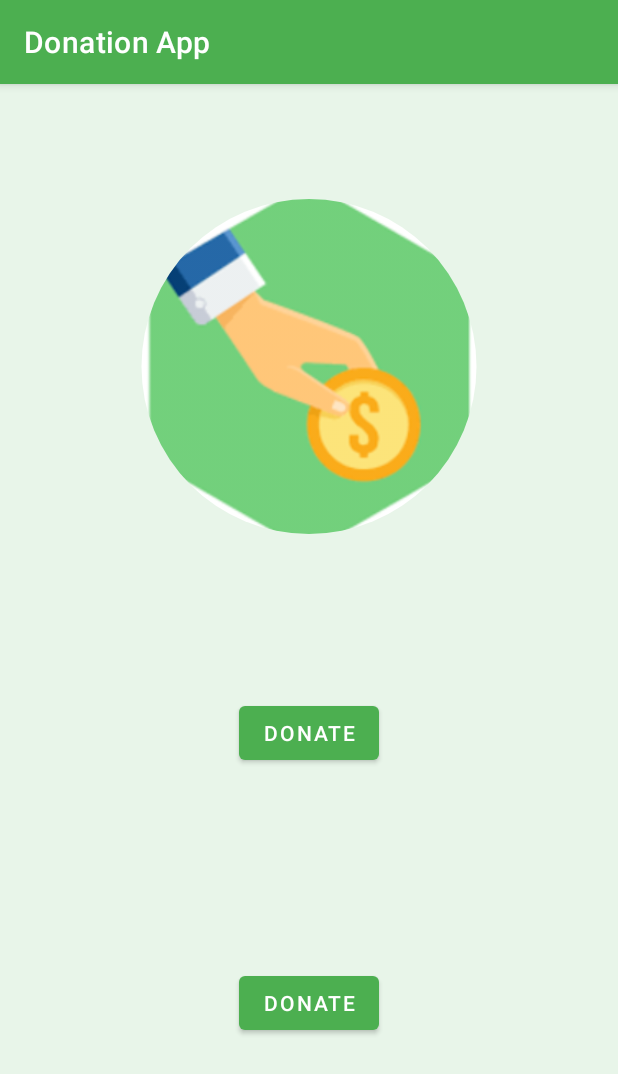
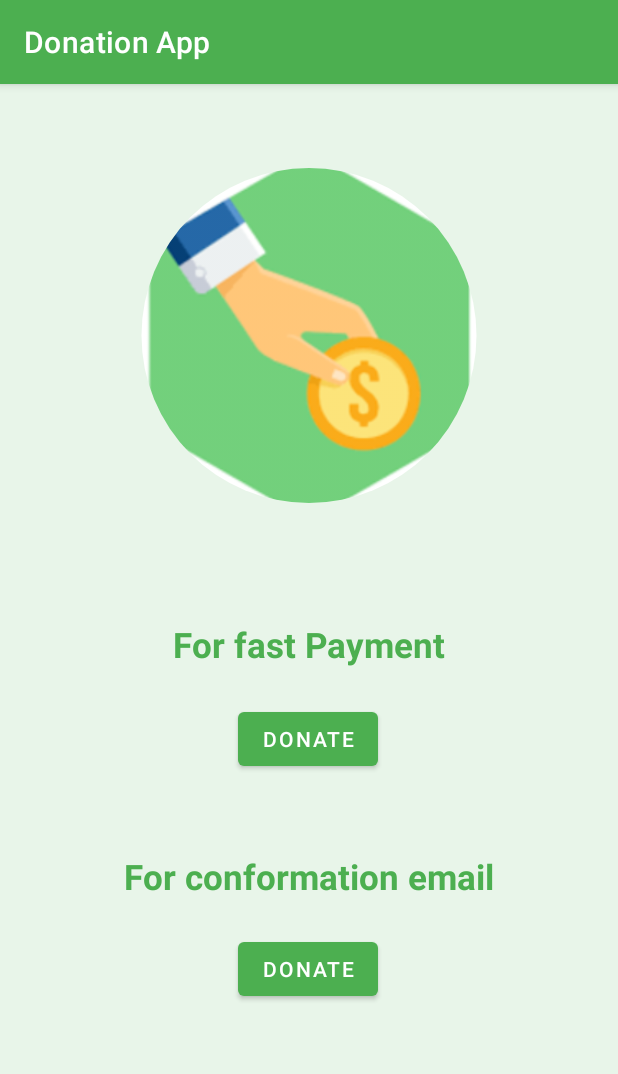
Before and after one commit to Bandhan-singh-katoch/Payment_gateway_Integration-tsf, an Android app: the screen it shows after launch (MainActivity), after a tap on "DONATE", on a phone screen of 412 x 824 dp. Shown: the top 1074 px of the screen. Run offline under Robolectric (Android 15) with nearby library versions, the phone set to English and light mode, and no system bars; our stand-ins replace CircleImageView, data binding; libraries missing offline, so code that uses them is left out: com.razorpay; 3 statements that could not run were skipped.

Commit message:
errors fixed

```diff
--- a/app/src/main/java/com/example/donationapp/MainActivity.kt
+++ b/app/src/main/java/com/example/donationapp/MainActivity.kt
@@ -44,16 +44,15 @@ class MainActivity : AppCompatActivity(), PaymentResultListener {
             val options = JSONObject()
             options.put("name","Bandhan Corp.")
             options.put("description","Donate money")
-            options.put("image","@drawable/donation")
             options.put("image","https://s3.amazonaws.com/rzp-mobile/images/rzp.png")
             options.put("theme.color", "#4CAF50")
             options.put("currency","INR")
-            options.put("amount","90000")
+            options.put("amount","60000")
             options.put("send_sms_hash",true);
 
             val prefill = JSONObject()
-            prefill.put("email","test@razorpay.com")
-            prefill.put("contact","9021066696")
+            prefill.put("email","parbhatbandhan@gmail.com")
+            prefill.put("contact","6006246956")
 
             options.put("prefill",prefill)
             co.open(activity,options)
--- a/app/src/main/res/layout/activity_main.xml
+++ b/app/src/main/res/layout/activity_main.xml
@@ -11,13 +11,12 @@
             android:id="@+id/donate_button"
             android:layout_width="wrap_content"
             android:layout_height="wrap_content"
+            android:layout_marginBottom="52dp"
             android:text="@string/donate"
-            app:layout_constraintBottom_toBottomOf="parent"
+            app:layout_constraintBottom_toTopOf="@+id/txt_email"
             app:layout_constraintEnd_toEndOf="parent"
-            app:layout_constraintHorizontal_bias="0.501"
-            app:layout_constraintStart_toStartOf="parent"
-            app:layout_constraintTop_toTopOf="parent"
-            app:layout_constraintVertical_bias="0.568" />
+            app:layout_constraintHorizontal_bias="0.498"
+            app:layout_constraintStart_toStartOf="parent" />
 
         <Button
             android:id="@+id/donate_mail"
@@ -26,20 +25,50 @@
             android:text="@string/donate"
             app:layout_constraintBottom_toBottomOf="parent"
             app:layout_constraintEnd_toEndOf="parent"
+
+            app:layout_constraintHorizontal_bias="0.498"
             app:layout_constraintStart_toStartOf="parent"
-            app:layout_constraintTop_toBottomOf="@+id/donate_button" />
+            app:layout_constraintTop_toBottomOf="@+id/txt_email"
+            app:layout_constraintVertical_bias="0.125" />
 
         <de.hdodenhof.circleimageview.CircleImageView
             android:id="@+id/imageView2"
             android:layout_width="281dp"
             android:layout_height="223dp"
+            android:layout_marginTop="56dp"
             android:src="@drawable/donate_money"
+            app:layout_constraintEnd_toEndOf="parent"
+            app:layout_constraintStart_toStartOf="parent"
+            app:layout_constraintTop_toTopOf="parent"
+            app:srcCompat="@drawable/donate_money" />
+
+        <TextView
+            android:id="@+id/textView"
+            android:layout_width="wrap_content"
+            android:layout_height="wrap_content"
+            android:text="@string/for_fast_payment"
+            android:textSize="23sp"
+            android:textStyle="bold"
+            android:textColor="@color/material_green_500"
             app:layout_constraintBottom_toTopOf="@+id/donate_button"
             app:layout_constraintEnd_toEndOf="parent"
             app:layout_constraintStart_toStartOf="parent"
-            app:layout_constraintTop_toTopOf="parent"
-            app:layout_constraintVertical_bias="0.412"
-            app:srcCompat="@drawable/donate_money" />
+            app:layout_constraintTop_toBottomOf="@+id/imageView2"
+            app:layout_constraintVertical_bias="0.771" />
+
+        <TextView
+            android:id="@+id/txt_email"
+            android:layout_width="wrap_content"
+            android:layout_height="wrap_content"
+            android:layout_marginBottom="224dp"
+            android:text="@string/for_conformation_email"
+            android:textSize="23sp"
+            android:textStyle="bold"
+            android:textColor="@color/material_green_500"
+            app:layout_constraintBottom_toBottomOf="parent"
+            app:layout_constraintEnd_toEndOf="parent"
+            app:layout_constraintHorizontal_bias="0.498"
+            app:layout_constraintStart_toStartOf="parent" />
 
     </androidx.constraintlayout.widget.ConstraintLayout>
 </layout>
--- a/app/src/main/res/values/strings.xml
+++ b/app/src/main/res/values/strings.xml
@@ -1,4 +1,6 @@
 <resources>
     <string name="app_name">Donation App</string>
     <string name="donate">Donate</string>
+    <string name="for_fast_payment">For fast Payment</string>
+    <string name="for_conformation_email">For conformation email</string>
 </resources>
```
